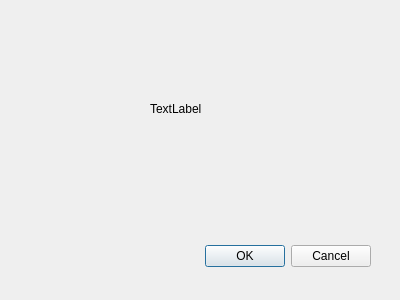
This is src/gui_pkg/include/gui_pkg/dialog_form.ui in cristianbass01/GUI_robotic_exoskeleton as Qt 5 draws it before an edit. The edited form follows.
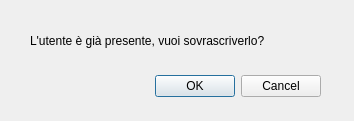
This is the edited form.

Commit message: Sovrascrizione utente (non ancora funzionante)

```diff
--- a/src/gui_pkg/include/gui_pkg/dialog_form.ui
+++ b/src/gui_pkg/include/gui_pkg/dialog_form.ui
@@ -6,8 +6,8 @@
    <rect>
     <x>0</x>
     <y>0</y>
-    <width>400</width>
-    <height>300</height>
+    <width>354</width>
+    <height>121</height>
    </rect>
   </property>
   <property name="windowTitle">
@@ -16,8 +16,8 @@
   <widget class="QDialogButtonBox" name="buttonBox">
    <property name="geometry">
     <rect>
-     <x>200</x>
-     <y>240</y>
+     <x>150</x>
+     <y>70</y>
      <width>171</width>
      <height>32</height>
     </rect>
@@ -32,14 +32,14 @@
   <widget class="QLabel" name="label">
    <property name="geometry">
     <rect>
-     <x>150</x>
-     <y>100</y>
-     <width>67</width>
-     <height>17</height>
+     <x>30</x>
+     <y>20</y>
+     <width>301</width>
+     <height>41</height>
     </rect>
    </property>
    <property name="text">
-    <string>TextLabel</string>
+    <string>L'utente è già presente, vuoi sovrascriverlo?</string>
    </property>
   </widget>
  </widget>
```
Left out of the diff: 8 changed lines with no effect on the pictures. The commit also changes 5 other files.
